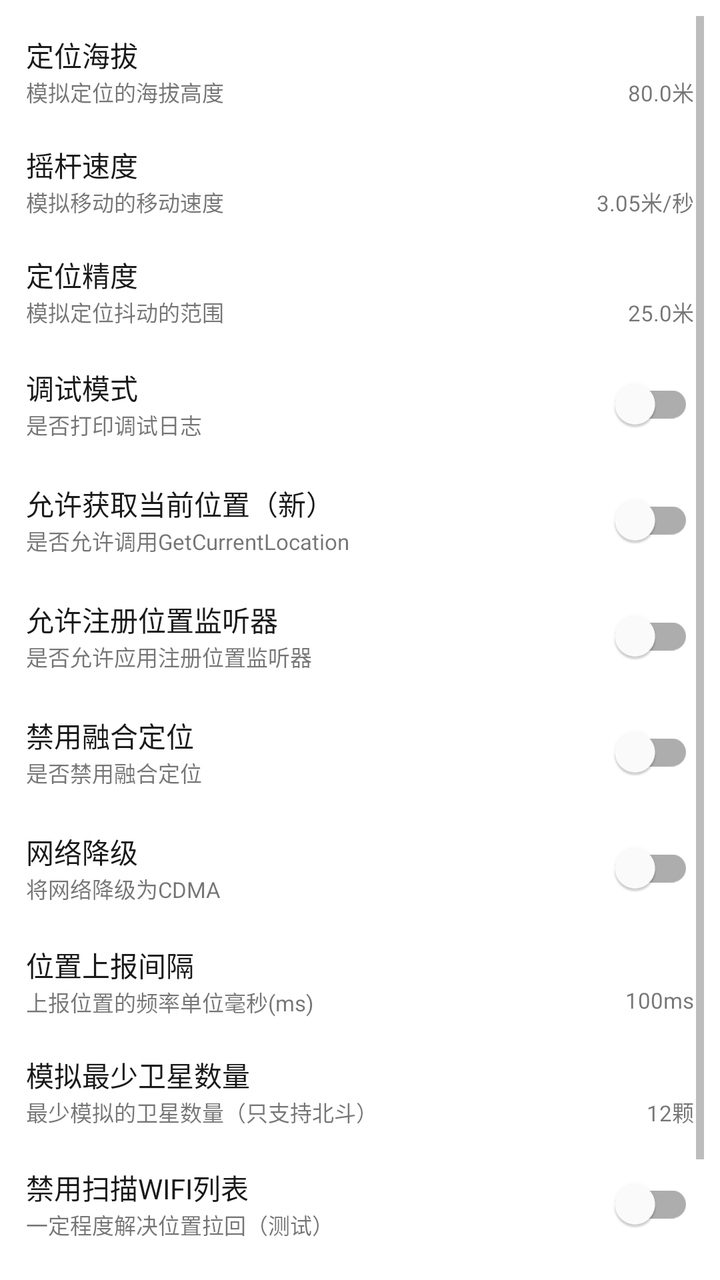
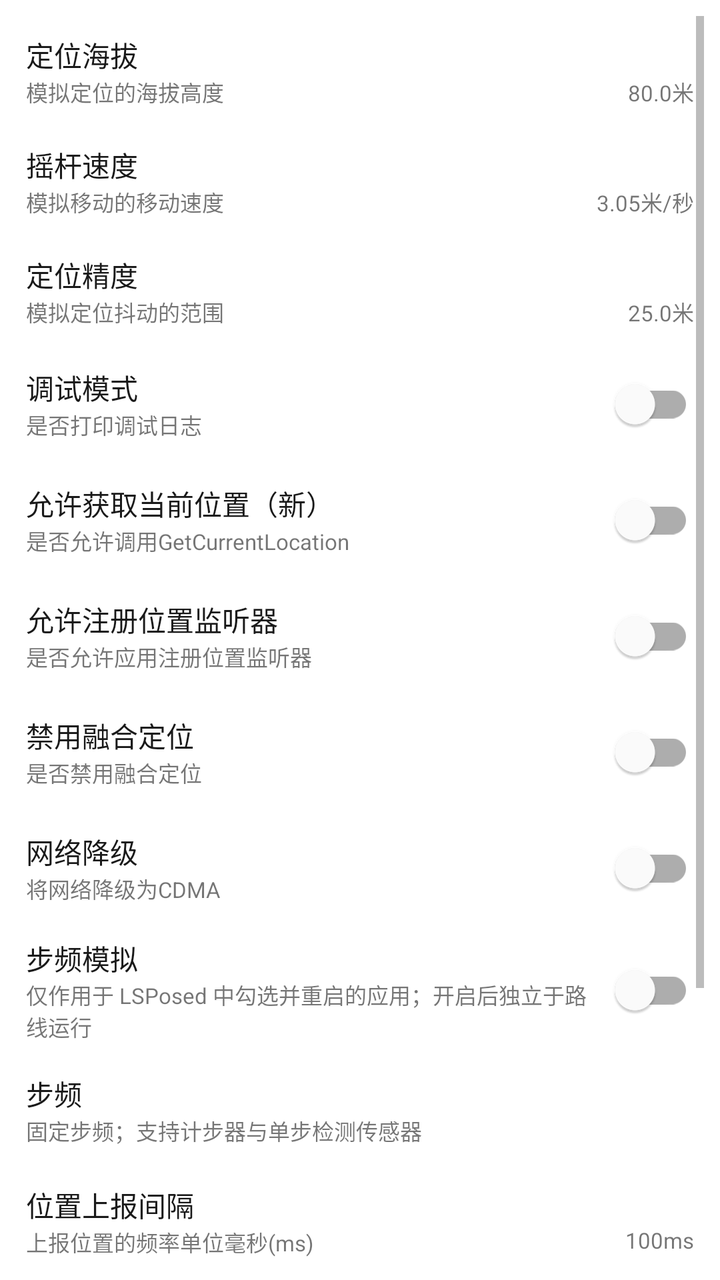

Before-and-after screenshots of an Android layout around one commit, followed by the original layout XML and the change that was made.
<!-- AndroidManifest.xml: application theme AppTheme -->
<!-- res/layout/fragment_settings.xml -->
<?xml version="1.0" encoding="utf-8"?>
<androidx.constraintlayout.widget.ConstraintLayout xmlns:android="http://schemas.android.com/apk/res/android"
    xmlns:app="http://schemas.android.com/apk/res-auto"
    xmlns:tools="http://schemas.android.com/tools"
    android:layout_width="match_parent"
    android:layout_height="match_parent"
    android:background="@color/wechat_surface"
    android:padding="8dp"
    tools:context=".ui.settings.SettingsFragment">

    <ScrollView
        android:layout_width="match_parent"
        android:layout_height="0dp"
        app:layout_constraintTop_toTopOf="parent"
        app:layout_constraintStart_toStartOf="parent">

        <LinearLayout
            android:layout_width="match_parent"
            android:layout_height="wrap_content"
            android:orientation="vertical">

            <LinearLayout
                android:id="@+id/selinux_layout"
                android:visibility="gone"
                android:layout_width="match_parent"
                android:layout_height="wrap_content"
                android:gravity="center_vertical"
                android:orientation="horizontal"
                android:padding="5dp">
                <LinearLayout
                    android:layout_width="0dp"
                    android:layout_height="wrap_content"
                    android:layout_weight="1"
                    android:orientation="vertical"
                    android:gravity="center_vertical">
                    <com.google.android.material.textview.MaterialTextView
                        android:layout_width="wrap_content"
                        android:layout_height="wrap_content"
                        android:text="@string/selinux"
                        android:textColor="@color/portal_mini_title_color" />
                    <com.google.android.material.textview.MaterialTextView
                        android:layout_width="wrap_content"
                        android:layout_height="wrap_content"
                        android:text="@string/need_open_selinux"
                        android:textSize="11sp" />
                </LinearLayout>
                <com.google.android.material.switchmaterial.SwitchMaterial
                    android:id="@+id/selinux_switch"
                    android:layout_width="0dp"
                    android:layout_weight="1"
                    android:layout_height="wrap_content"
                    android:layout_gravity="center_vertical"
                    app:useMaterialThemeColors="true"/>
            </LinearLayout>

            <androidx.constraintlayout.widget.ConstraintLayout
                android:id="@+id/altitude_layout"
                android:layout_width="match_parent"
                android:layout_height="wrap_content"
                android:gravity="center_vertical"
                android:padding="5dp"
                android:layout_marginTop="4dp"
                android:layout_marginBottom="4dp">

                <com.google.android.material.textview.MaterialTextView
                    android:id="@+id/altitude_title"
                    android:layout_width="wrap_content"
                    android:layout_height="wrap_content"
                    android:text="@string/altitude"
                    android:textColor="@color/portal_mini_title_color"
                    app:layout_constraintStart_toStartOf="parent"
                    app:layout_constraintTop_toTopOf="parent"/>

                <com.google.android.material.textview.MaterialTextView
                    android:id="@+id/altitude_desc"
                    android:layout_width="wrap_content"
                    android:layout_height="wrap_content"
                    android:text="@string/altitude_desc"
                    android:textSize="11sp"
                    app:layout_constraintStart_toStartOf="parent"
                    app:layout_constraintTop_toBottomOf="@id/altitude_title"/>

                <com.google.android.material.textview.MaterialTextView
                    android:id="@+id/altitude_value"
                    android:layout_width="wrap_content"
                    android:layout_height="wrap_content"
                    android:text="80.0米"
                    android:textSize="11sp"
                    app:layout_constraintTop_toBottomOf="@id/altitude_title"
                    app:layout_constraintEnd_toEndOf="parent" />

            </androidx.constraintlayout.widget.ConstraintLayout>

            <androidx.constraintlayout.widget.ConstraintLayout
                android:id="@+id/speed_layout"
                android:layout_width="match_parent"
                android:layout_height="wrap_content"
                android:gravity="center_vertical"
                android:padding="5dp"
                android:layout_marginTop="4dp"
                android:layout_marginBottom="4dp">

                <com.google.android.material.textview.MaterialTextView
                    android:id="@+id/speed_title"
                    android:layout_width="wrap_content"
                    android:layout_height="wrap_content"
                    android:text="@string/rocker_speed"
                    android:textColor="@color/portal_mini_title_color"
                    app:layout_constraintStart_toStartOf="parent"
                    app:layout_constraintTop_toTopOf="parent"/>

                <com.google.android.material.textview.MaterialTextView
                    android:id="@+id/speed_desc"
                    android:layout_width="wrap_content"
                    android:layout_height="wrap_content"
                    android:text="@string/rocker_speed_desc"
                    android:textSize="11sp"
                    app:layout_constraintStart_toStartOf="parent"
                    app:layout_constraintTop_toBottomOf="@id/speed_title"/>

                <com.google.android.material.textview.MaterialTextView
                    android:id="@+id/speed_value"
                    android:layout_width="wrap_content"
                    android:layout_height="wrap_content"
                    android:text="3.05米/秒"
                    android:textSize="11sp"
                    app:layout_constraintTop_toBottomOf="@id/speed_title"
                    app:layout_constraintEnd_toEndOf="parent" />

            </androidx.constraintlayout.widget.ConstraintLayout>

            <androidx.constraintlayout.widget.ConstraintLayout
                android:id="@+id/accuracy_layout"
                android:layout_width="match_parent"
                android:layout_height="wrap_content"
                android:gravity="center_vertical"
                android:padding="5dp"
                android:layout_marginTop="4dp"
                android:layout_marginBottom="4dp">

                <com.google.android.material.textview.MaterialTextView
                    android:id="@+id/accuracy_title"
                    android:layout_width="wrap_content"
                    android:layout_height="wrap_content"
                    android:text="@string/accuracy"
                    android:textColor="@color/portal_mini_title_color"
                    app:layout_constraintStart_toStartOf="parent"
                    app:layout_constraintTop_toTopOf="parent"/>

                <com.google.android.material.textview.MaterialTextView
                    android:id="@+id/accuracy_desc"
                    android:layout_width="wrap_content"
                    android:layout_height="wrap_content"
                    android:text="@string/accuracy_desc"
                    android:textSize="11sp"
                    app:layout_constraintStart_toStartOf="parent"
                    app:layout_constraintTop_toBottomOf="@id/accuracy_title"/>

                <com.google.android.material.textview.MaterialTextView
                    android:id="@+id/accuracy_value"
                    android:layout_width="wrap_content"
                    android:layout_height="wrap_content"
                    android:text="25.0米"
                    android:textSize="11sp"
                    app:layout_constraintTop_toBottomOf="@id/accuracy_title"
                    app:layout_constraintEnd_toEndOf="parent" />

            </androidx.constraintlayout.widget.ConstraintLayout>

            <LinearLayout
                android:id="@+id/debug_layout"
                android:layout_width="match_parent"
                android:layout_height="wrap_content"
                android:padding="5dp"
                android:gravity="center_vertical"
                android:orientation="horizontal">
                <LinearLayout
                    android:layout_width="0dp"
                    android:layout_height="wrap_content"
                    android:layout_weight="1"
                    android:orientation="vertical"
                    android:gravity="center_vertical">
                    <com.google.android.material.textview.MaterialTextView
                        android:layout_width="wrap_content"
                        android:layout_height="wrap_content"
                        android:text="@string/debug"
                        android:textColor="@color/portal_mini_title_color" />
                    <com.google.android.material.textview.MaterialTextView
                        android:layout_width="wrap_content"
                        android:layout_height="wrap_content"
                        android:text="@string/debug_desc"
                        android:textSize="11sp" />
                </LinearLayout>
                <com.google.android.material.switchmaterial.SwitchMaterial
                    android:id="@+id/debug_switch"
                    android:layout_width="0dp"
                    android:layout_weight="1"
                    android:layout_height="wrap_content"
                    android:layout_gravity="center_vertical"
                    app:useMaterialThemeColors="true"/>
            </LinearLayout>

            <LinearLayout
                android:id="@+id/dgc_layout"
                android:layout_width="match_parent"
                android:layout_height="wrap_content"
                android:gravity="center_vertical"
                android:padding="5dp"
                android:orientation="horizontal">
                <LinearLayout
                    android:layout_width="0dp"
                    android:layout_height="wrap_content"
                    android:layout_weight="1"
                    android:orientation="vertical"
                    android:gravity="center_vertical">
                    <com.google.android.material.textview.MaterialTextView
                        android:layout_width="wrap_content"
                        android:layout_height="wrap_content"
                        android:text="@string/dgc"
                        android:textColor="@color/portal_mini_title_color" />
                    <com.google.android.material.textview.MaterialTextView
                        android:layout_width="wrap_content"
                        android:layout_height="wrap_content"
                        android:text="@string/dgc_desc"
                        android:textSize="11sp" />
                </LinearLayout>
                <com.google.android.material.switchmaterial.SwitchMaterial
                    android:id="@+id/dgc_switch"
                    android:layout_width="0dp"
                    android:layout_weight="1"
                    android:layout_height="wrap_content"
                    android:layout_gravity="center_vertical"
                    app:useMaterialThemeColors="true"/>
            </LinearLayout>

            <LinearLayout
                android:id="@+id/rll_layout"
                android:layout_width="match_parent"
                android:layout_height="wrap_content"
                android:gravity="center_vertical"
                android:padding="5dp"
                android:orientation="horizontal">
                <LinearLayout
                    android:layout_width="0dp"
                    android:layout_height="wrap_content"
                    android:layout_weight="1"
                    android:orientation="vertical"
                    android:gravity="center_vertical">
                    <com.google.android.material.textview.MaterialTextView
                        android:layout_width="wrap_content"
                        android:layout_height="wrap_content"
                        android:text="@string/rll"
                        android:textColor="@color/portal_mini_title_color" />
                    <com.google.android.material.textview.MaterialTextView
                        android:layout_width="wrap_content"
                        android:layout_height="wrap_content"
                        android:text="@string/rll_desc"
                        android:textSize="11sp" />
                </LinearLayout>
                <com.google.android.material.switchmaterial.SwitchMaterial
                    android:id="@+id/rll_switch"
                    android:layout_width="0dp"
                    android:layout_weight="1"
                    android:layout_height="wrap_content"
                    android:layout_gravity="center_vertical"
                    app:useMaterialThemeColors="true"/>
            </LinearLayout>

            <LinearLayout
                android:id="@+id/dfused_layout"
                android:layout_width="match_parent"
                android:layout_height="wrap_content"
                android:gravity="center_vertical"
                android:padding="5dp"
                android:orientation="horizontal">
                <LinearLayout
                    android:layout_width="0dp"
                    android:layout_height="wrap_content"
                    android:layout_weight="1"
                    android:orientation="vertical"
                    android:gravity="center_vertical">
                    <com.google.android.material.textview.MaterialTextView
                        android:layout_width="wrap_content"
                        android:layout_height="wrap_content"
                        android:text="@string/dfused"
                        android:textColor="@color/portal_mini_title_color" />
                    <com.google.android.material.textview.MaterialTextView
                        android:layout_width="wrap_content"
                        android:layout_height="wrap_content"
                        android:text="@string/dfused_desc"
                        android:textSize="11sp" />
                </LinearLayout>
                <com.google.android.material.switchmaterial.SwitchMaterial
                    android:id="@+id/dfused_switch"
                    android:layout_width="0dp"
                    android:layout_weight="1"
                    android:layout_height="wrap_content"
                    android:layout_gravity="center_vertical"
                    app:useMaterialThemeColors="true"/>
            </LinearLayout>

            <LinearLayout
                android:id="@+id/cdma_layout"
                android:layout_width="match_parent"
                android:layout_height="wrap_content"
                android:gravity="center_vertical"
                android:padding="5dp"
                android:orientation="horizontal">
                <LinearLayout
                    android:layout_width="0dp"
                    android:layout_height="wrap_content"
                    android:layout_weight="1"
                    android:orientation="vertical"
                    android:gravity="center_vertical">
                    <com.google.android.material.textview.MaterialTextView
                        android:layout_width="wrap_content"
                        android:layout_height="wrap_content"
                        android:text="@string/cdma"
                        android:textColor="@color/portal_mini_title_color" />
                    <com.google.android.material.textview.MaterialTextView
                        android:layout_width="wrap_content"
                        android:layout_height="wrap_content"
                        android:text="@string/cdma_desc"
                        android:textSize="11sp" />
                </LinearLayout>
                <com.google.android.material.switchmaterial.SwitchMaterial
                    android:id="@+id/cdma_switch"
                    android:layout_width="0dp"
                    android:layout_weight="1"
                    android:layout_height="wrap_content"
                    android:layout_gravity="center_vertical"
                    app:useMaterialThemeColors="true"/>
            </LinearLayout>

            <LinearLayout
                android:id="@+id/sensor_hook_layout"
                android:layout_width="match_parent"
                android:layout_height="wrap_content"
                android:visibility="gone"
                android:gravity="center_vertical"
                android:padding="5dp"
                android:orientation="horizontal">
                <LinearLayout
                    android:layout_width="0dp"
                    android:layout_height="wrap_content"
                    android:layout_weight="1"
                    android:orientation="vertical"
                    android:gravity="center_vertical">
                    <com.google.android.material.textview.MaterialTextView
                        android:layout_width="wrap_content"
                        android:layout_height="wrap_content"
                        android:text="@string/hook_sensor"
                        android:textColor="@color/portal_mini_title_color" />
                    <com.google.android.material.textview.MaterialTextView
                        android:layout_width="wrap_content"
                        android:layout_height="wrap_content"
                        android:text="@string/hook_sensor_desc"
                        android:textSize="11sp" />
                </LinearLayout>
                <com.google.android.material.switchmaterial.SwitchMaterial
                    android:id="@+id/sensor_hook_switch"
                    android:layout_width="0dp"
                    android:layout_weight="1"
                    android:layout_height="wrap_content"
                    android:layout_gravity="center_vertical"
                    app:useMaterialThemeColors="true"/>
            </LinearLayout>

            <androidx.constraintlayout.widget.ConstraintLayout
                android:id="@+id/report_duration_layout"
                android:layout_width="match_parent"
                android:layout_height="wrap_content"
                android:gravity="center_vertical"
                android:padding="5dp"
                android:layout_marginTop="4dp"
                android:layout_marginBottom="4dp">

                <com.google.android.material.textview.MaterialTextView
                    android:id="@+id/report_duration_title"
                    android:layout_width="wrap_content"
                    android:layout_height="wrap_content"
                    android:text="@string/item_report_duration_title"
                    android:textColor="@color/portal_mini_title_color"
                    app:layout_constraintStart_toStartOf="parent"
                    app:layout_constraintTop_toTopOf="parent"/>

                <com.google.android.material.textview.MaterialTextView
                    android:id="@+id/report_duration_desc"
                    android:layout_width="wrap_content"
                    android:layout_height="wrap_content"
                    android:text="@string/item_report_duration_desc"
                    android:textSize="11sp"
                    app:layout_constraintStart_toStartOf="parent"
                    app:layout_constraintTop_toBottomOf="@id/report_duration_title"/>

                <com.google.android.material.textview.MaterialTextView
                    android:id="@+id/report_duration_value"
                    android:layout_width="wrap_content"
                    android:layout_height="wrap_content"
                    android:text="@string/item_report_duration_value"
                    android:textSize="11sp"
                    app:layout_constraintTop_toBottomOf="@id/report_duration_title"
                    app:layout_constraintEnd_toEndOf="parent" />

            </androidx.constraintlayout.widget.ConstraintLayout>

            <androidx.constraintlayout.widget.ConstraintLayout
                android:id="@+id/satellite_count_layout"
                android:layout_width="match_parent"
                android:layout_height="wrap_content"
                android:gravity="center_vertical"
                android:padding="5dp"
                android:layout_marginTop="4dp"
                android:layout_marginBottom="4dp">

                <com.google.android.material.textview.MaterialTextView
                    android:id="@+id/satellite_count_title"
                    android:layout_width="wrap_content"
                    android:layout_height="wrap_content"
                    android:text="模拟最少卫星数量"
                    android:textColor="@color/portal_mini_title_color"
                    app:layout_constraintStart_toStartOf="parent"
                    app:layout_constraintTop_toTopOf="parent"/>

                <com.google.android.material.textview.MaterialTextView
                    android:id="@+id/satellite_count_desc"
                    android:layout_width="wrap_content"
                    android:layout_height="wrap_content"
                    android:text="最少模拟的卫星数量（只支持北斗）"
                    android:textSize="11sp"
                    app:layout_constraintStart_toStartOf="parent"
                    app:layout_constraintTop_toBottomOf="@id/satellite_count_title"/>

                <com.google.android.material.textview.MaterialTextView
                    android:id="@+id/satellite_count_value"
                    android:layout_width="wrap_content"
                    android:layout_height="wrap_content"
                    android:text="12颗"
                    android:textSize="11sp"
                    app:layout_constraintTop_toBottomOf="@id/satellite_count_title"
                    app:layout_constraintEnd_toEndOf="parent" />

            </androidx.constraintlayout.widget.ConstraintLayout>

            <LinearLayout
                android:id="@+id/disable_wlan_scan_layout"
                android:layout_width="match_parent"
                android:layout_height="wrap_content"
                android:gravity="center_vertical"
                android:padding="5dp"
                android:orientation="horizontal">
                <LinearLayout
                    android:layout_width="0dp"
                    android:layout_height="wrap_content"
                    android:layout_weight="1"
                    android:orientation="vertical"
                    android:gravity="center_vertical">
                    <com.google.android.material.textview.MaterialTextView
                        android:layout_width="wrap_content"
                        android:layout_height="wrap_content"
                        android:text="禁用扫描WIFI列表"
                        android:textColor="@color/portal_mini_title_color" />
                    <com.google.android.material.textview.MaterialTextView
                        android:layout_width="wrap_content"
                        android:layout_height="wrap_content"
                        android:text="一定程度解决位置拉回（测试）"
                        android:textSize="11sp" />
                </LinearLayout>
                <com.google.android.material.switchmaterial.SwitchMaterial
                    android:id="@+id/disable_wlan_scan_switch"
                    android:layout_width="0dp"
                    android:layout_weight="1"
                    android:layout_height="wrap_content"
                    android:layout_gravity="center_vertical"
                    app:useMaterialThemeColors="true"/>
            </LinearLayout>

            <LinearLayout
                android:id="@+id/loop_broadcast_location_layout"
                android:layout_width="match_parent"
                android:layout_height="wrap_content"
                android:gravity="center_vertical"
                android:padding="5dp"
                android:orientation="horizontal">
                <LinearLayout
                    android:layout_width="0dp"
                    android:layout_height="wrap_content"
                    android:layout_weight="1"
                    android:orientation="vertical"
                    android:gravity="center_vertical">
                    <com.google.android.material.textview.MaterialTextView
                        android:layout_width="wrap_content"
                        android:layout_height="wrap_content"
                        android:text="反定位拉回"
                        android:textColor="@color/portal_mini_title_color" />
                    <com.google.android.material.textview.MaterialTextView
                        android:layout_width="wrap_content"
                        android:layout_height="wrap_content"
                        android:text="解决位置拉回问题 可能导致发热"
                        android:textSize="11sp" />
                </LinearLayout>
                <com.google.android.material.switchmaterial.SwitchMaterial
                    android:id="@+id/loop_broadcast_location_switch"
                    android:layout_width="0dp"
                    android:layout_weight="1"
                    android:layout_height="wrap_content"
                    android:layout_gravity="center_vertical"
                    app:useMaterialThemeColors="true"/>
            </LinearLayout>
        </LinearLayout>

    </ScrollView>
</androidx.constraintlayout.widget.ConstraintLayout>
<!-- resources referenced by this layout -->
<resources>
  <color name="portal_mini_title_color">@color/wechat_text_primary</color>
  <color name="wechat_surface">#FFFFFF</color>
  <string name="accuracy">定位精度</string>
  <string name="accuracy_desc">模拟定位抖动的范围</string>
  <string name="altitude">定位海拔</string>
  <string name="altitude_desc">模拟定位的海拔高度</string>
  <string name="cdma">网络降级</string>
  <string name="cdma_desc">将网络降级为CDMA</string>
  <string name="debug">调试模式</string>
  <string name="debug_desc">是否打印调试日志</string>
  <string name="dfused">禁用融合定位</string>
  <string name="dfused_desc">是否禁用融合定位</string>
  <string name="dgc">允许获取当前位置（新）</string>
  <string name="dgc_desc">是否允许调用GetCurrentLocation</string>
  <string name="hook_sensor">传感器劫持</string>
  <string name="hook_sensor_desc">模拟步频（待完善）</string>
  <string name="item_report_duration_desc">上报位置的频率单位毫秒(ms)</string>
  <string name="item_report_duration_title">位置上报间隔</string>
  <string name="item_report_duration_value">100ms</string>
  <string name="need_open_selinux">是否开启SELinux</string>
  <string name="rll">允许注册位置监听器</string>
  <string name="rll_desc">是否允许应用注册位置监听器</string>
  <string name="rocker_speed">摇杆速度</string>
  <string name="rocker_speed_desc">模拟移动的移动速度</string>
  <string name="selinux">SELinux</string>
  <color name="wechat_text_primary">#191919</color>
  <color name="wechat_green">#07C160</color>
  <color name="wechat_green_dark">#06AD56</color>
  <color name="white">#FFFFFFFF</color>
  <color name="theme_focused_touch">@color/wechat_green_ripple</color>
  <color name="wechat_text_secondary">#7F7F7F</color>
  <color name="wechat_bg">#EDEDED</color>
  <color name="wechat_text_hint">#B2B2B2</color>
  <style name="Portal.SearchViewStyle" parent="Widget.AppCompat.SearchView">
      </style>
  <!-- drawable ripple_effect (drawable) -->
  <ripple xmlns:android="http://schemas.android.com/apk/res/android"
      android:color="@color/selected_color">
      <item android:id="@android:id/mask" android:drawable="@color/white"/>
  </ripple >
  <style name="Portal.SliderTheme" parent="Widget.MaterialComponents.Slider">
  
      </style>
  <color name="wechat_green_ripple">#1F07C160</color>
  <color name="selected_color">@color/wechat_divider</color>
  <color name="wechat_divider">#E5E5E5</color>
  <!-- unchanged entries left out for length: 1 -->
</resources>

<!-- the commit's change to res/layout/fragment_settings.xml (unified diff, before → after) -->
@@ -366,6 +366,69 @@
                     app:useMaterialThemeColors="true"/>
             </LinearLayout>
 
+            <LinearLayout
+                android:layout_width="match_parent"
+                android:layout_height="wrap_content"
+                android:minHeight="64dp"
+                android:gravity="center_vertical"
+                android:orientation="horizontal"
+                android:padding="5dp">
+                <LinearLayout
+                    android:layout_width="0dp"
+                    android:layout_height="wrap_content"
+                    android:layout_weight="1"
+                    android:orientation="vertical">
+                    <com.google.android.material.textview.MaterialTextView
+                        android:layout_width="wrap_content"
+                        android:layout_height="wrap_content"
+                        android:text="@string/step_simulation_title"
+                        android:textColor="@color/portal_mini_title_color" />
+                    <com.google.android.material.textview.MaterialTextView
+                        android:layout_width="match_parent"
+                        android:layout_height="wrap_content"
+                        android:text="@string/step_simulation_desc"
+                        android:textSize="11sp" />
+                </LinearLayout>
+                <com.google.android.material.switchmaterial.SwitchMaterial
+                    android:id="@+id/step_simulation_switch"
+                    android:layout_width="wrap_content"
+                    android:layout_height="wrap_content"
+                    android:minHeight="48dp"
+                    android:contentDescription="@string/step_simulation_title"
+                    app:useMaterialThemeColors="true" />
+            </LinearLayout>
+
+            <LinearLayout
+                android:id="@+id/step_cadence_layout"
+                android:layout_width="match_parent"
+                android:layout_height="wrap_content"
+                android:minHeight="56dp"
+                android:padding="5dp"
+                android:gravity="center_vertical"
+                android:orientation="horizontal">
+                <LinearLayout
+                    android:layout_width="0dp"
+                    android:layout_height="wrap_content"
+                    android:layout_weight="1"
+                    android:orientation="vertical">
+                    <com.google.android.material.textview.MaterialTextView
+                        android:layout_width="wrap_content"
+                        android:layout_height="wrap_content"
+                        android:text="@string/step_cadence_title"
+                        android:textColor="@color/portal_mini_title_color" />
+                    <com.google.android.material.textview.MaterialTextView
+                        android:layout_width="wrap_content"
+                        android:layout_height="wrap_content"
+                        android:text="@string/step_cadence_desc"
+                        android:textSize="11sp" />
+                </LinearLayout>
+                <com.google.android.material.textview.MaterialTextView
+                    android:id="@+id/step_cadence_value"
+                    android:layout_width="wrap_content"
+                    android:layout_height="wrap_content"
+                    android:textColor="@color/portal_mini_title_color" />
+            </LinearLayout>
+
             <androidx.constraintlayout.widget.ConstraintLayout
                 android:id="@+id/report_duration_layout"
                 android:layout_width="match_parent"
<!-- resource entries referenced after the edit -->
@@ -25,6 +25,10 @@
   <string name="rocker_speed">摇杆速度</string>
   <string name="rocker_speed_desc">模拟移动的移动速度</string>
   <string name="selinux">SELinux</string>
+  <string name="step_cadence_desc">固定步频；支持计步器与单步检测传感器</string>
+  <string name="step_cadence_title">步频</string>
+  <string name="step_simulation_desc">仅作用于 LSPosed 中勾选并重启的应用；开启后独立于路线运行</string>
+  <string name="step_simulation_title">步频模拟</string>
   <color name="wechat_text_primary">#191919</color>
   <color name="wechat_green">#07C160</color>
   <color name="wechat_green_dark">#06AD56</color>
